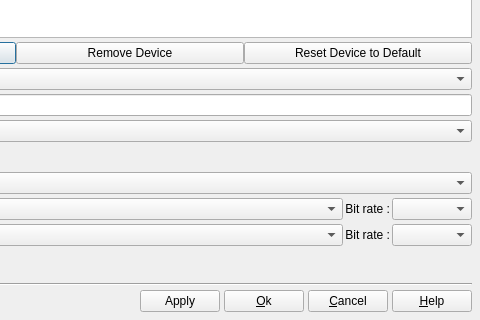
This is src/ffDiaporama/DlgAppSettings/DlgManageDevices/DlgManageDevices.ui in boenki/ffdiaporama as Qt 5 draws it before an edit; both pictures show x 220 to 700 and y 180 to 500 of the 700 by 500 pixel window. The edited form follows.
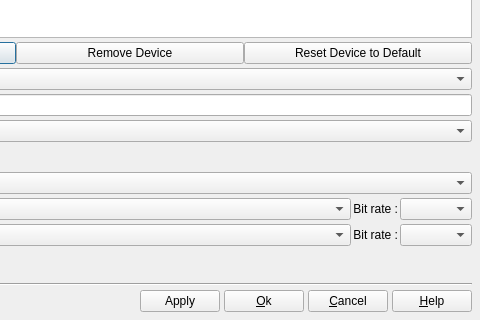
This is the edited form. Icons and pictures are not drawn.

```diff
--- a/src/ffDiaporama/DlgAppSettings/DlgManageDevices/DlgManageDevices.ui
+++ b/src/ffDiaporama/DlgAppSettings/DlgManageDevices/DlgManageDevices.ui
@@ -354,18 +354,6 @@
        </item>
        <item>
         <widget class="QComboBox" name="DBVideoBitRateCB">
-         <property name="minimumSize">
-          <size>
-           <width>80</width>
-           <height>0</height>
-          </size>
-         </property>
-         <property name="maximumSize">
-          <size>
-           <width>80</width>
-           <height>16777215</height>
-          </size>
-         </property>
          <property name="toolTip">
           <string>Select the bit rate to use for video during the rendering</string>
          </property>
@@ -419,18 +407,6 @@
        </item>
        <item>
         <widget class="QComboBox" name="DBAudioBitRateCB">
-         <property name="minimumSize">
-          <size>
-           <width>80</width>
-           <height>0</height>
-          </size>
-         </property>
-         <property name="maximumSize">
-          <size>
-           <width>80</width>
-           <height>16777215</height>
-          </size>
-         </property>
          <property name="toolTip">
           <string>Select the bit rate to use for audio during the rendering</string>
          </property>
```
